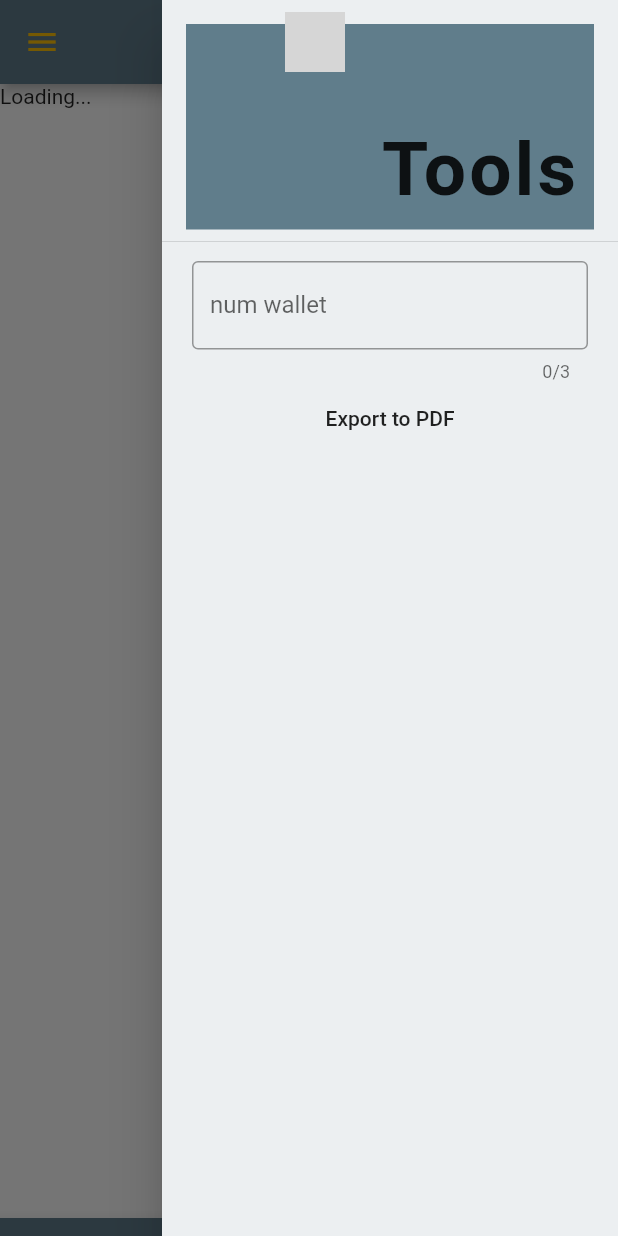
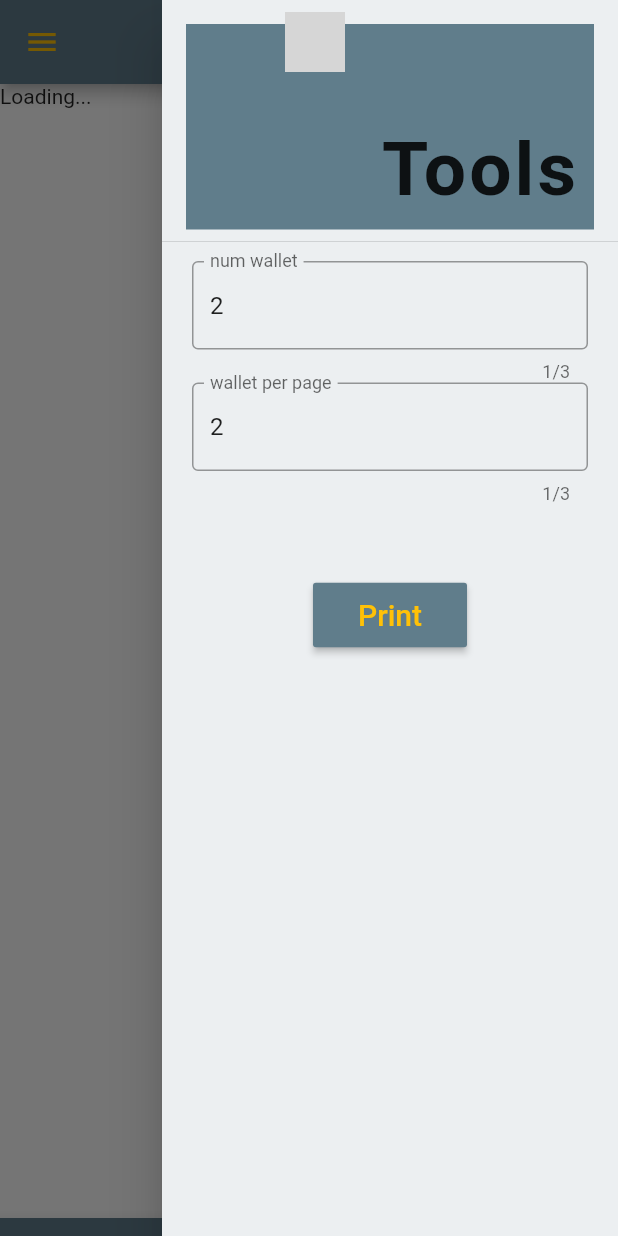
Before and after one commit to ejfhp/bitonpaper, a Flutter app: the BOP screen opened by its route, after a tap on the "menu" icon, on a phone screen of 412 x 824 dp. Run offline on Flutter 3.47's test engine with Material 2 defaults, Android fonts, the phone set to English and light mode, and no system bars; our stand-ins replace pdf, printing, qr_flutter; missing offline and left inert: dartsv; network calls fail; grey boxes are pictures that could not be loaded.

Commit message:
Print multi page pdf.

```diff
--- a/flutter/lib/BOPState.dart
+++ b/flutter/lib/BOPState.dart
@@ -13,11 +13,13 @@ class BOPState extends State<BOP> {
   Map<String, Uint8List> _qrs = Map<String, Uint8List>();
   String _defaultArt = "bitcoin";
   String _selected;
-  TextEditingController numWalletFieldController;
+  TextEditingController numWalletsController;
+  TextEditingController walletsPerPageController;
 
   BOPState() {
     this._selected = this._defaultArt;
-    this.numWalletFieldController = TextEditingController.fromValue(TextEditingValue(text: "3"));
+    this.numWalletsController = TextEditingController.fromValue(TextEditingValue(text: "2"));
+    this.walletsPerPageController = TextEditingController.fromValue(TextEditingValue(text: "2"));
     retrieveArts(this, "./img");
   }
 
@@ -52,9 +54,12 @@ class BOPState extends State<BOP> {
   }
 
   Future<void> printWallets() async {
-    int numWallets = int.parse(numWalletFieldController.text);
+    int numWallets = int.parse(numWalletsController.text);
+    int walletsPP = int.parse(walletsPerPageController.text);
+    print("Num wallets to print:" + numWallets.toString());
+    print("Num wallets per page:" + walletsPP.toString());
     await refreshWallet(numWallets);
-    await PDFGenerator.toPDF(art: this.getSelectedArt(), wallets: _wallets);
+    await PDFGenerator.toPDF(art: this.getSelectedArt(), wallets: _wallets, walletspp: walletsPP);
   }
 
   Map<String, Art> getArts() {
--- a/flutter/lib/toolMenu.dart
+++ b/flutter/lib/toolMenu.dart
@@ -18,6 +18,7 @@ class ToolMenuInh extends InheritedWidget {
 
 class ToolMenu extends StatelessWidget {
   Widget build(BuildContext context) {
+    BOPState state = ToolMenuInh.of(context).state;
     List<Widget> toolsList = new List<Widget>.empty(growable: true);
     DrawerHeader header = DrawerHeader(
         child: Container(
@@ -36,7 +37,7 @@ class ToolMenu extends StatelessWidget {
       ),
     ));
     toolsList.add(header);
-    toolsList.add(printBox(context));
+    toolsList.add(printBox(context: context, state: state));
     ListView commands = ListView(children: toolsList);
 
     return Drawer(
@@ -44,39 +45,38 @@ class ToolMenu extends StatelessWidget {
     );
   }
 
-  Future<void> printWallets(context) async {
-    BOPState appState = ToolMenuInh.of(context).state;
-    await appState.refreshWallet(3);
-    await PDFGenerator.toPDF(art: appState.getSelectedArt(), wallets: appState.getWallets());
-  }
-
-  Widget printBox(context) {
+  Widget printBox({BuildContext context, BOPState state}) {
     return Container(
         padding: EdgeInsets.fromLTRB(20, 5, 20, 5),
         child: Column(
           children: [
             TextField(
+              controller: state.numWalletsController,
               maxLength: 3,
               decoration: InputDecoration(
                 border: OutlineInputBorder(),
                 labelText: "num wallet",
               ),
             ),
-            // Row(
-            //   children: [
-            //     TextField(
-            //       decoration: InputDecoration(
-            //         border: OutlineInputBorder(),
-            //         labelText: "num wallet",
-            //       ),
-            //     ),
-            //   ],
-            // ),
-            FlatButton(
+            TextField(
+              controller: state.walletsPerPageController,
+              maxLength: 3,
+              decoration: InputDecoration(
+                border: OutlineInputBorder(),
+                labelText: "wallet per page",
+              ),
+            ),
+            Container(
+              child: RaisedButton(
                 onPressed: () {
-                  printWallets(context);
+                  state.printWallets();
                 },
-                child: Text("Export to PDF"))
+                color: Colors.blueGrey,
+                padding: const EdgeInsets.fromLTRB(30, 10, 30, 10),
+                child: const Text('Print', style: TextStyle(fontSize: 20, color: Colors.amber)),
+              ),
+              padding: EdgeInsets.fromLTRB(10, 50, 10, 50),
+            ),
           ],
         ));
   }
```
Also changed, not shown: flutter/lib/print.dart (+38 -30 lines).
